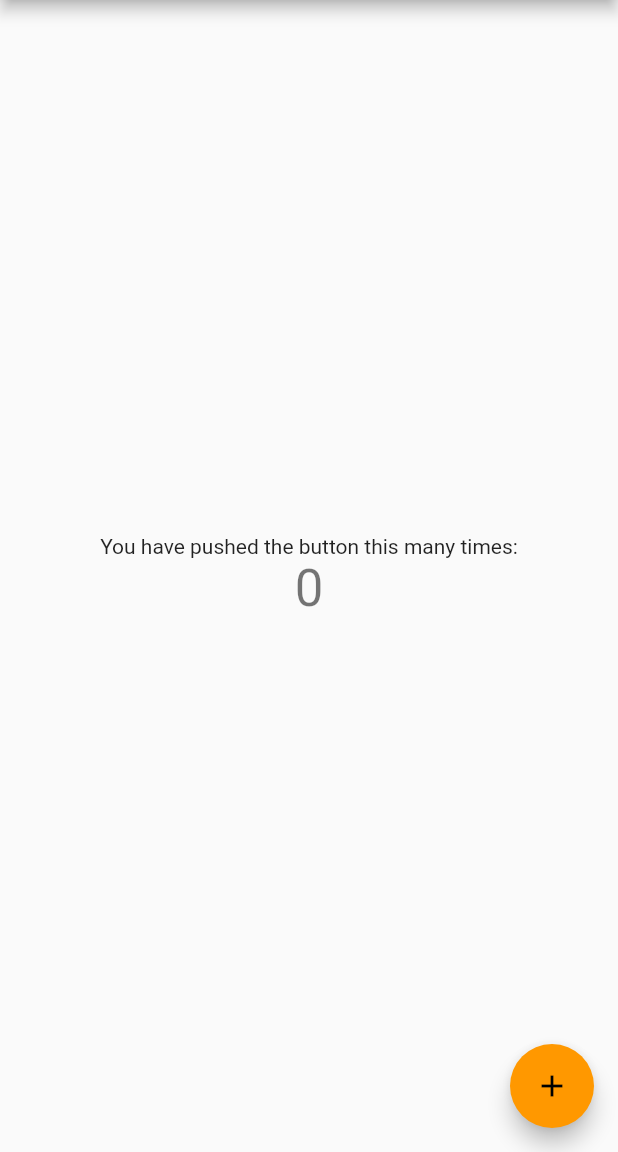
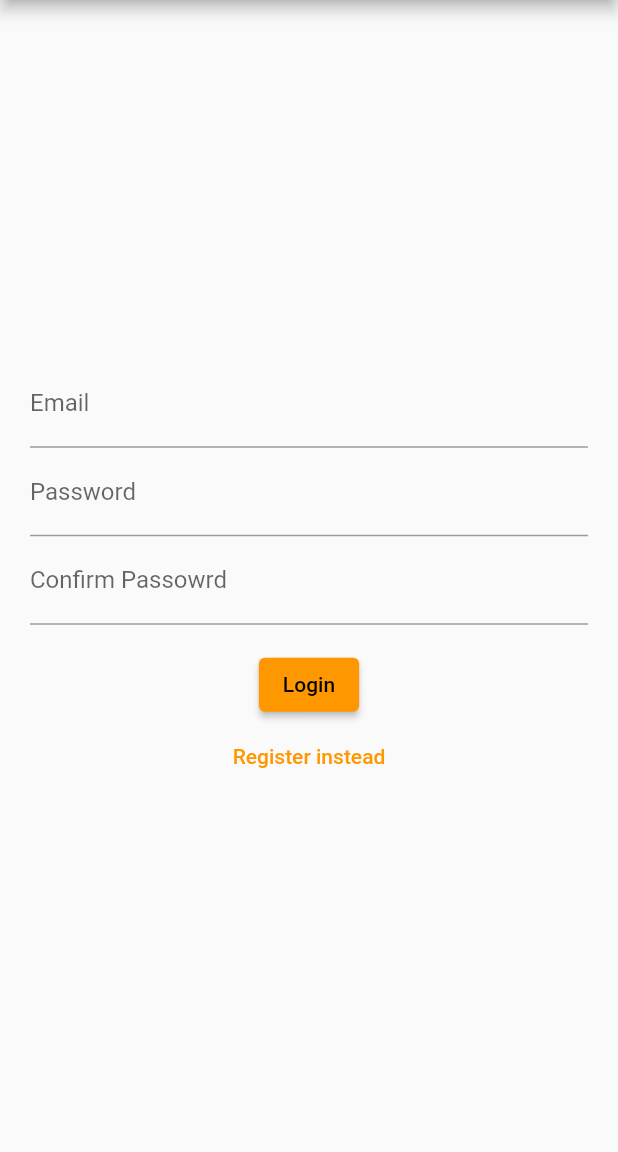
Before and after one commit to S-Samiksha/QuitNowApp, a Flutter app: the screen it shows after launch, on a phone screen of 412 x 824 dp, the part 84-1236 px from its top. Run offline on Flutter 3.47's test engine with Material 2 defaults, Android fonts, the light colour scheme and no system bars; our stand-ins replace firebase_auth, firebase_core; accounts and stored records are empty.

Commit message:
register and login

```diff
--- /dev/null
+++ b/flutter_app_quit_now/lib/auth.dart
@@ -0,0 +1,41 @@
+import 'package:firebase_auth/firebase_auth.dart';
+
+class Auth {
+  final FirebaseAuth _firebaseAuth = FirebaseAuth.instance;
+
+  User? get currentUser => _firebaseAuth.currentUser;
+
+  Stream<User?> get authStateChanges => _firebaseAuth.authStateChanges();
+
+  Future<void> sendPasswordResetEmail({
+    required String email,
+  }) async {
+    await _firebaseAuth.sendPasswordResetEmail(email: email);
+  }
+
+  Future<void> signInWithEmailAndPassword({
+    required String email,
+    required String password,
+  }) async {
+    await _firebaseAuth.signInWithEmailAndPassword(
+      email: email,
+      password: password,
+    );
+  }
+
+  Future<void> createUserWithEmailAndPassword({
+    required String email,
+    required String password,
+    required String confirmPassword,
+  }) async {
+    await _firebaseAuth.createUserWithEmailAndPassword(
+      email: email,
+      password: password,
+      confirmPassword: confirmPassword,
+    );
+  }
+
+  Future<void> signOut() async {
+    await _firebaseAuth.signOut();
+  }
+}
--- a/flutter_app_quit_now/lib/main.dart
+++ b/flutter_app_quit_now/lib/main.dart
@@ -1,5 +1,6 @@
 import 'package:firebase_core/firebase_core.dart';
 import 'package:flutter/material.dart';
+import 'package:flutter_app_quit_now/widget_tree.dart';
 
 import 'firebase_options.dart';
 
@@ -13,13 +14,14 @@
 
 class MyApp extends StatelessWidget {
 
-  const MyApp({super.key});
+  const MyApp({Key? key}) : super(key:key);
 
   // This widget is the root of your application.
   @override
   Widget build(BuildContext context) {
     return MaterialApp(
       title: 'Quit Now!',
+      debugShowCheckedModeBanner: false,
       theme: ThemeData(
         // This is the theme of your application.
         //
@@ -32,94 +34,7 @@
         // is not restarted.
         primarySwatch: Colors.orange,
       ),
-      home: const MyHomePage(title: 'Quit Now!'),
+      home: const WidgetTree(),
     );
   }
 }
-
-class MyHomePage extends StatefulWidget {
-  const MyHomePage({super.key, required this.title});
-
-  // This widget is the home page of your application. It is stateful, meaning
-  // that it has a State object (defined below) that contains fields that affect
-  // how it looks.
-
-  // This class is the configuration for the state. It holds the values (in this
-  // case the title) provided by the parent (in this case the App widget) and
-  // used by the build method of the State. Fields in a Widget subclass are
-  // always marked "final".
-
-  final String title;
-
-  @override
-  State<MyHomePage> createState() => _MyHomePageState();
-}
-
-class _MyHomePageState extends State<MyHomePage> {
-  int _counter = 0;
-
-  void _incrementCounter() {
-
-
-    setState(() {
-      // This call to setState tells the Flutter framework that something has
-      // changed in this State, which causes it to rerun the build method below
-      // so that the display can reflect the updated values. If we changed
-      // _counter without calling setState(), then the build method would not be
-      // called again, and so nothing would appear to happen.
-      _counter++;
-    });
-  }
-
-  @override
-  Widget build(BuildContext context) {
-    // This method is rerun every time setState is called, for instance as done
-    // by the _incrementCounter method above.
-    //
-    // The Flutter framework has been optimized to make rerunning build methods
-    // fast, so that you can just rebuild anything that needs updating rather
-    // than having to individually change instances of widgets.
-    return Scaffold(
-      appBar: AppBar(
-        // Here we take the value from the MyHomePage object that was created by
-        // the App.build method, and use it to set our appbar title.
-        title: Text(widget.title),
-      ),
-      body: Center(
-        // Center is a layout widget. It takes a single child and positions it
-        // in the middle of the parent.
-        child: Column(
-          // Column is also a layout widget. It takes a list of children and
-          // arranges them vertically. By default, it sizes itself to fit its
-          // children horizontally, and tries to be as tall as its parent.
-          //
-          // Invoke "debug painting" (press "p" in the console, choose the
-          // "Toggle Debug Paint" action from the Flutter Inspector in Android
-          // Studio, or the "Toggle Debug Paint" command in Visual Studio Code)
-          // to see the wireframe for each widget.
-          //
-          // Column has various properties to control how it sizes itself and
-          // how it positions its children. Here we use mainAxisAlignment to
-          // center the children vertically; the main axis here is the vertical
-          // axis because Columns are vertical (the cross axis would be
-          // horizontal).
-          mainAxisAlignment: MainAxisAlignment.center,
-          children: <Widget>[
-            const Text(
-              'You have pushed the button this many times:',
-            ),
-            Text(
-              '$_counter',
-              style: Theme.of(context).textTheme.headline4,
-            ),
-          ],
-        ),
-      ),
-      floatingActionButton: FloatingActionButton(
-        onPressed: _incrementCounter,
-        tooltip: 'Increment',
-        child: const Icon(Icons.add),
-      ), // This trailing comma makes auto-formatting nicer for build methods.
-    );
-  }
-}
--- /dev/null
+++ b/flutter_app_quit_now/lib/pages/login_register_page.dart
@@ -0,0 +1,110 @@
+import 'package:flutter/material.dart';
+import 'package:firebase_auth/firebase_auth.dart';
+import '../auth.dart';
+
+class LoginPage extends StatefulWidget {
+  const LoginPage({Key? key}) : super(key: key);
+
+  @override
+  State<LoginPage> createState() => _LoginPageState();
+}
+
+class _LoginPageState extends State<LoginPage> {
+  String? errorMessage = '';
+  bool isLogin = true;
+
+  final TextEditingController _controllerEmail = TextEditingController();
+  final TextEditingController _controllerPassword = TextEditingController();
+
+  Future<void> signInWithEmailAndPassword() async {
+    try {
+      await Auth().signInWithEmailAndPassword(
+        email: _controllerEmail.text,
+        password: _controllerPassword.text,
+      );
+    } on FirebaseAuthException catch (e) {
+      setState(() {
+        errorMessage = e.message;
+      });
+    }
+  }
+
+  Future<void> createUserWithEmailAndPassword() async {
+    try {
+      await Auth().createUserWithEmailAndPassword(
+        email: _controllerEmail.text,
+        password: _controllerPassword.text,
+        confirmPassword: _controllerPassword.text,
+      );
+    } on FirebaseAuthException catch (e) {
+      setState(() {
+        errorMessage = e.message;
+      });
+    }
+  }
+
+  Widget _title() {
+    return const Text('Quit Now!');
+  }
+
+  Widget _entryField(
+    String title,
+    TextEditingController controller,
+  ) {
+    return TextField(
+      controller: controller,
+      decoration: InputDecoration(
+        labelText: title,
+      ),
+    );
+  }
+
+  Widget _errorMessage() {
+    return Text(errorMessage == '' ? '' : 'Humm ? $errorMessage');
+  }
+
+  Widget _submitButton() {
+    return ElevatedButton(
+      onPressed:
+          isLogin ? signInWithEmailAndPassword : createUserWithEmailAndPassword,
+      child: Text(isLogin ? 'Login' : 'Register'),
+    );
+  }
+
+  Widget _loginOrRegisterButton() {
+    return TextButton(
+      onPressed: () {
+        setState(() {
+          isLogin = !isLogin;
+        });
+      },
+      child: Text(isLogin ? 'Register instead' : 'Login instead'),
+    );
+  }
+
+  @override
+  Widget build(BuildContext context) {
+    return Scaffold(
+      appBar: AppBar(
+        title: _title(),
+      ),
+      body: Container(
+        height: double.infinity,
+        width: double.infinity,
+        padding: const EdgeInsets.all(20),
+        child: Column(
+          crossAxisAlignment: CrossAxisAlignment.center,
+          mainAxisAlignment: MainAxisAlignment.center,
+          children: <Widget>[
+            _entryField('Email', _controllerEmail),
+            _entryField('Password', _controllerPassword),
+            _entryField('Confirm Passowrd',_controllerPassword),
+            _errorMessage(),
+            _submitButton(),
+            _loginOrRegisterButton(),
+          ],
+        ),
+      ),
+    );
+  }
+}
--- /dev/null
+++ b/flutter_app_quit_now/lib/widget_tree.dart
@@ -0,0 +1,27 @@
+import 'package:flutter_app_quit_now/auth.dart';
+import 'package:flutter_app_quit_now/pages/home_page.dart';
+import 'package:flutter_app_quit_now/pages/login_register_page.dart';
+import 'package:flutter/material.dart';
+
+class WidgetTree extends StatefulWidget{
+  const WidgetTree({Key? key}) : super(key: key);
+
+  @override
+  State<WidgetTree> createState() => _WidgetTreeState();
+}
+
+class _WidgetTreeState extends State<WidgetTree>{
+  @override
+  Widget build(BuildContext context){
+    return StreamBuilder(
+      stream: Auth().authStateChanges,
+      builder: (context, snapshot){
+        if (snapshot.hasData){
+          return HomePage();
+        } else{
+          return const LoginPage();
+        }
+      }
+    );
+  }
+}
--- a/flutter_app_quit_now/pubspec.yaml
+++ b/flutter_app_quit_now/pubspec.yaml
@@ -38,7 +38,7 @@
   cupertino_icons: ^1.0.2
   firebase_core: ^1.23.0
   cloud_firestore: 3.4.9
-
+  firebase_auth: ^3.10.0
 
 dev_dependencies:
   flutter_test:
```
Also changed, not shown: flutter_app_quit_now/lib/pages/home_page.dart (added, +50 -0 lines), flutter_app_quit_now/pubspec.lock, 2 other files.
